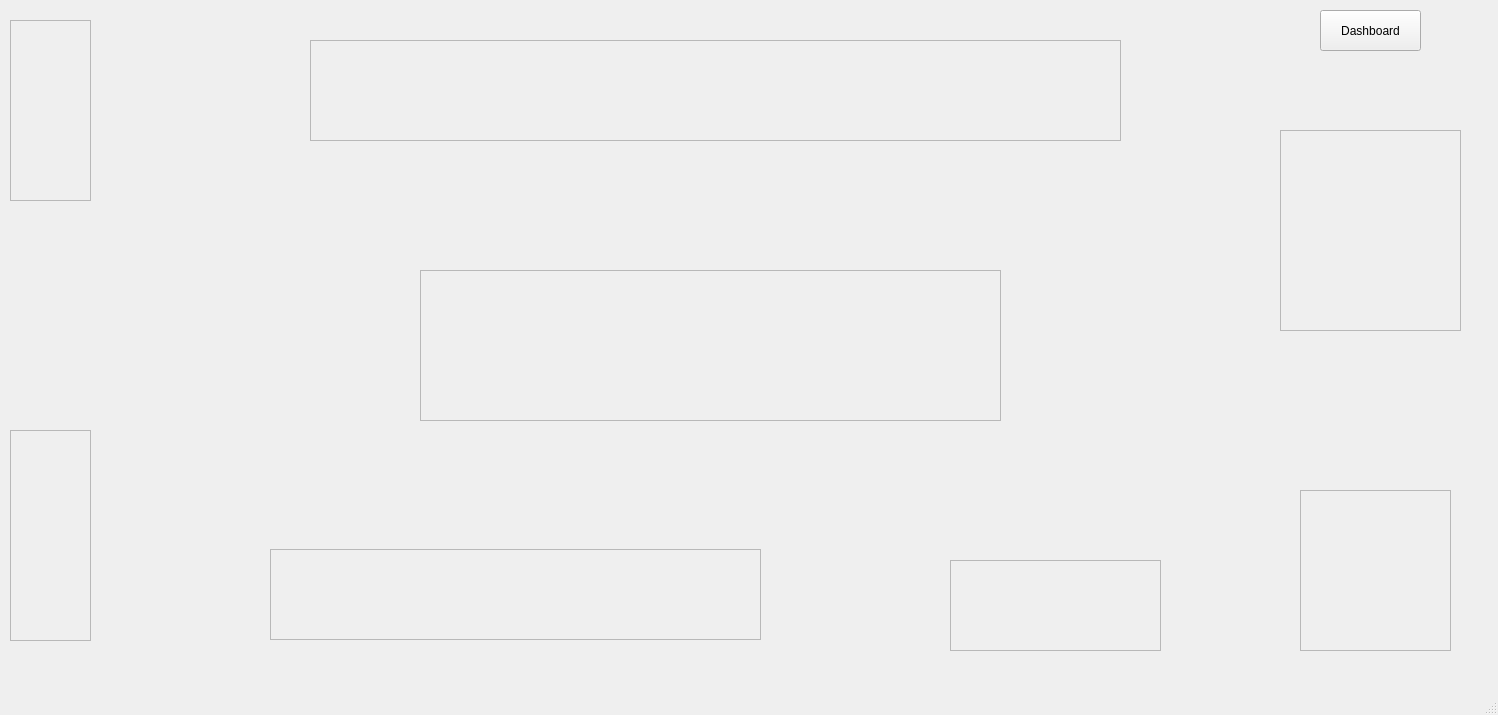
This is RESTAURANT/cuisine.ui in feliciamonica/Programmation_Concurrente_Projet as Qt 5 draws it before an edit. The edited form follows.
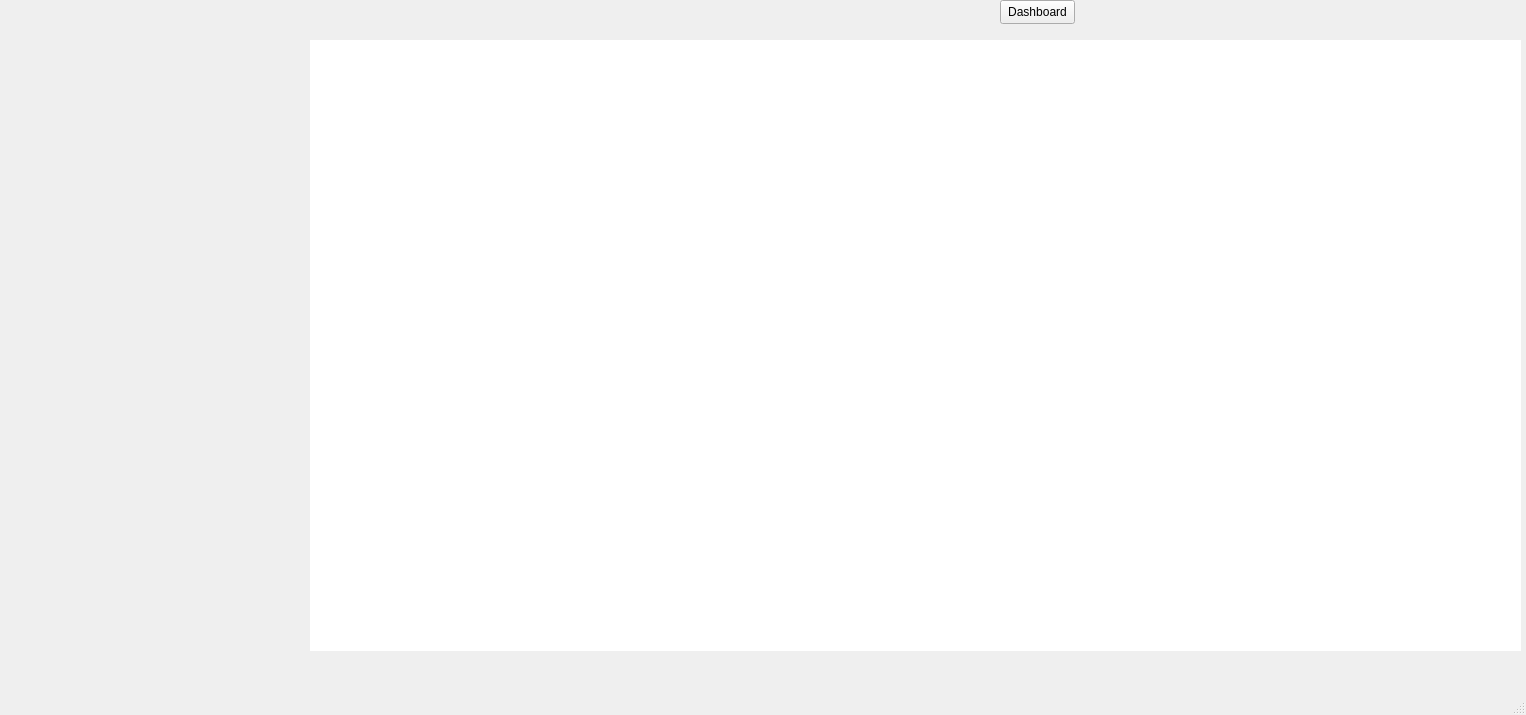
This is the edited form. Icons and pictures are not drawn.

```diff
--- a/RESTAURANT/cuisine.ui
+++ b/RESTAURANT/cuisine.ui
@@ -6,7 +6,7 @@
    <rect>
     <x>0</x>
     <y>0</y>
-    <width>1498</width>
+    <width>1526</width>
     <height>715</height>
    </rect>
   </property>
@@ -14,147 +14,34 @@
    <string>MainWindow</string>
   </property>
   <widget class="QWidget" name="centralwidget">
-   <widget class="QFrame" name="Congelateur">
-    <property name="geometry">
-     <rect>
-      <x>950</x>
-      <y>560</y>
-      <width>211</width>
-      <height>91</height>
-     </rect>
-    </property>
-    <property name="frameShape">
-     <enum>QFrame::Shape::StyledPanel</enum>
-    </property>
-    <property name="frameShadow">
-     <enum>QFrame::Shadow::Raised</enum>
-    </property>
-   </widget>
-   <widget class="QFrame" name="Chambrefroide">
-    <property name="geometry">
-     <rect>
-      <x>1300</x>
-      <y>490</y>
-      <width>151</width>
-      <height>161</height>
-     </rect>
-    </property>
-    <property name="frameShape">
-     <enum>QFrame::Shape::StyledPanel</enum>
-    </property>
-    <property name="frameShadow">
-     <enum>QFrame::Shadow::Raised</enum>
-    </property>
-   </widget>
-   <widget class="QFrame" name="Reserve">
-    <property name="geometry">
-     <rect>
-      <x>1280</x>
-      <y>130</y>
-      <width>181</width>
-      <height>201</height>
-     </rect>
-    </property>
-    <property name="frameShape">
-     <enum>QFrame::Shape::StyledPanel</enum>
-    </property>
-    <property name="frameShadow">
-     <enum>QFrame::Shadow::Raised</enum>
-    </property>
-   </widget>
-   <widget class="QFrame" name="EspacePlonge">
-    <property name="geometry">
-     <rect>
-      <x>270</x>
-      <y>549</y>
-      <width>491</width>
-      <height>91</height>
-     </rect>
-    </property>
-    <property name="frameShape">
-     <enum>QFrame::Shape::StyledPanel</enum>
-    </property>
-    <property name="frameShadow">
-     <enum>QFrame::Shadow::Raised</enum>
-    </property>
-   </widget>
-   <widget class="QFrame" name="Espace_travail">
-    <property name="geometry">
-     <rect>
-      <x>420</x>
-      <y>270</y>
-      <width>581</width>
-      <height>151</height>
-     </rect>
-    </property>
-    <property name="frameShape">
-     <enum>QFrame::Shape::StyledPanel</enum>
-    </property>
-    <property name="frameShadow">
-     <enum>QFrame::Shadow::Raised</enum>
-    </property>
-   </widget>
-   <widget class="QFrame" name="Cuisiniere_et_four">
-    <property name="geometry">
-     <rect>
-      <x>310</x>
-      <y>40</y>
-      <width>811</width>
-      <height>101</height>
-     </rect>
-    </property>
-    <property name="frameShape">
-     <enum>QFrame::Shape::StyledPanel</enum>
-    </property>
-    <property name="frameShadow">
-     <enum>QFrame::Shadow::Raised</enum>
-    </property>
-   </widget>
-   <widget class="QFrame" name="Comptoir_chef">
-    <property name="geometry">
-     <rect>
-      <x>10</x>
-      <y>20</y>
-      <width>81</width>
-      <height>181</height>
-     </rect>
-    </property>
-    <property name="frameShape">
-     <enum>QFrame::Shape::StyledPanel</enum>
-    </property>
-    <property name="frameShadow">
-     <enum>QFrame::Shadow::Raised</enum>
-    </property>
-   </widget>
-   <widget class="QFrame" name="Comptoir_Plonge">
-    <property name="geometry">
-     <rect>
-      <x>10</x>
-      <y>430</y>
-      <width>81</width>
-      <height>211</height>
-     </rect>
-    </property>
-    <property name="frameShape">
-     <enum>QFrame::Shape::StyledPanel</enum>
-    </property>
-    <property name="frameShadow">
-     <enum>QFrame::Shadow::Raised</enum>
-    </property>
-   </widget>
    <widget class="QPushButton" name="pushButton">
     <property name="geometry">
      <rect>
-      <x>1320</x>
-      <y>10</y>
-      <width>101</width>
-      <height>41</height>
+      <x>1000</x>
+      <y>0</y>
+      <width>75</width>
+      <height>24</height>
      </rect>
     </property>
     <property name="text">
      <string>Dashboard</string>
     </property>
    </widget>
+   <widget class="QGraphicsView" name="cuisine">
+    <property name="geometry">
+     <rect>
+      <x>310</x>
+      <y>40</y>
+      <width>1211</width>
+      <height>611</height>
+     </rect>
+    </property>
+    <property name="styleSheet">
+     <string notr="true">background-image: url(:/build/Desktop_Qt_6_8_0_MinGW_64_bit-Debug/debug/images/sol3jpg.jpg);
+border: 2px;
+</string>
+    </property>
+   </widget>
   </widget>
   <widget class="QMenuBar" name="menubar">
    <property name="geometry">
```
Left out of the diff: 8 changed lines with no effect on the pictures.
